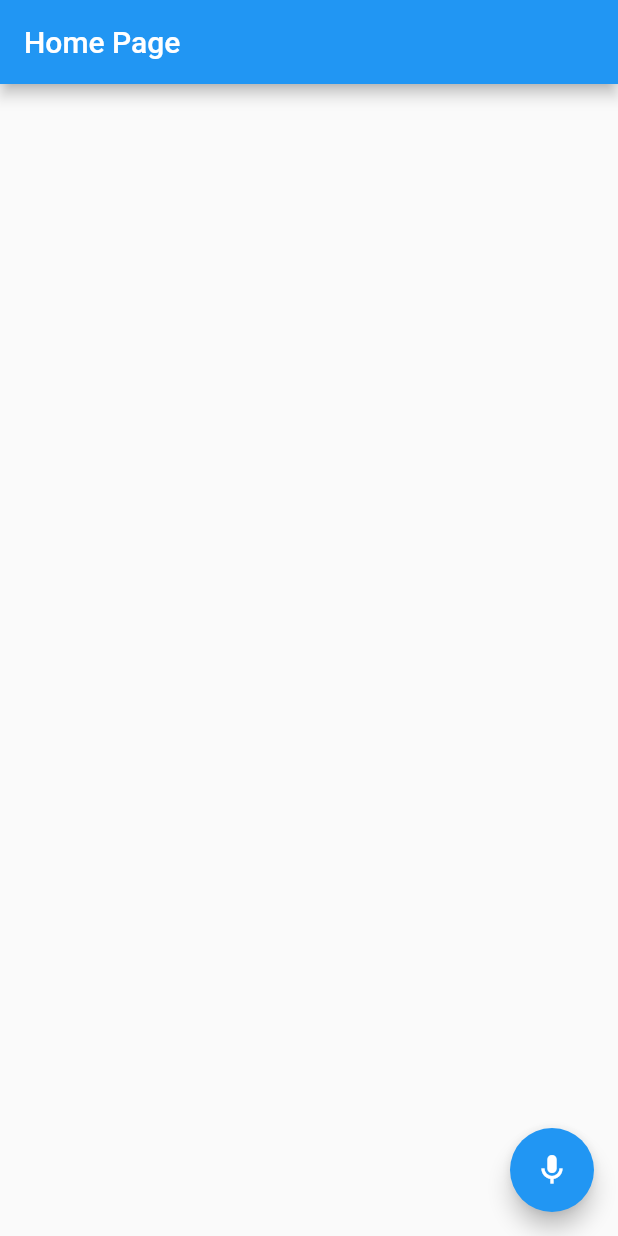
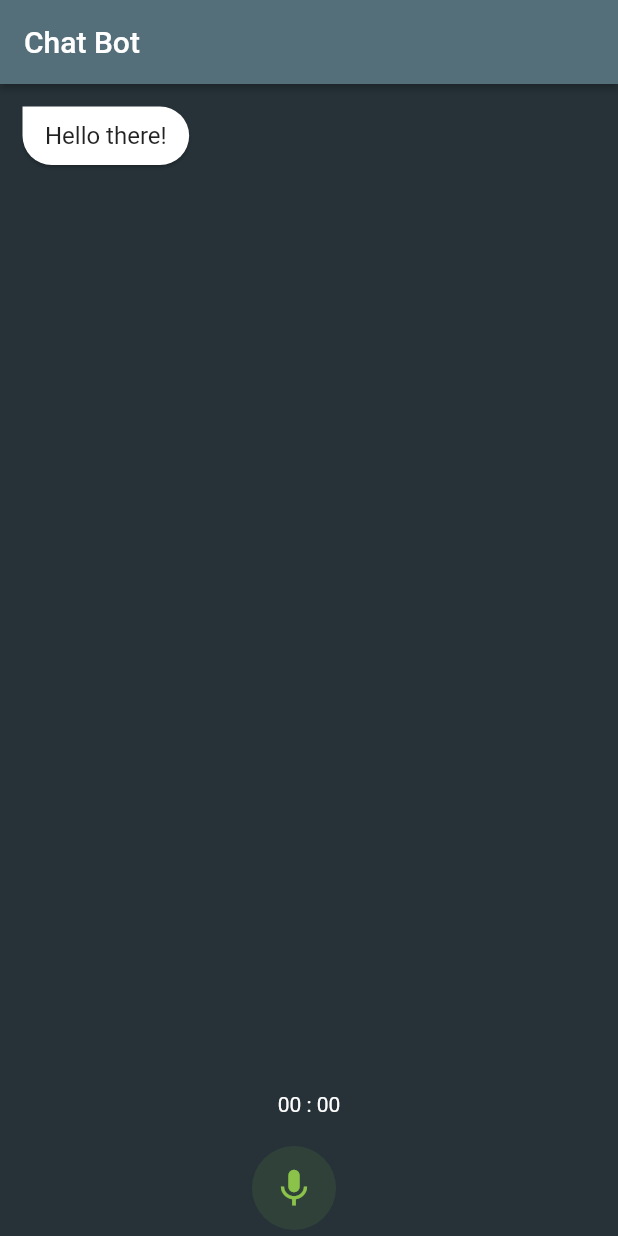
Before and after one commit to suvakanta1808/vrecorder, a Flutter app: the screen it shows after launch, on a phone screen of 412 x 824 dp. Run offline on Flutter 3.47's test engine with Material 2 defaults, Android fonts, the phone set to English and light mode, and no system bars; our stand-ins replace permission_handler; missing offline and left inert: audio_session, flutter_sound, record; statements that could not run were skipped.

Commit message:
add UI elements

```diff
--- a/lib/audio_recorder.dart
+++ b/lib/audio_recorder.dart
@@ -4,6 +4,8 @@ import 'dart:io';
 import 'package:flutter/foundation.dart';
 import 'package:flutter/material.dart';
 import 'package:record/record.dart';
+import 'package:vrecorder/message.dart';
+import './dummy_messages.dart';
 
 class AudioRecorder extends StatefulWidget {
   const AudioRecorder({Key? key}) : super(key: key);
@@ -20,6 +22,7 @@ class _AudioRecorderState extends State<AudioRecorder> {
   RecordState _recordState = RecordState.stop;
   StreamSubscription<Amplitude>? _amplitudeSub;
   Amplitude? _amplitude;
+  String? _filename;
 
   @override
   void initState() {
@@ -49,7 +52,11 @@ class _AudioRecorderState extends State<AudioRecorder> {
         // final isRecording = await _audioRecorder.isRecording();
 
         var timestamp = DateTime.now().toIso8601String();
-        var audioPath = '/storage/emulated/0/vrecorder/$timestamp.txt';
+        setState(() {
+          _filename = timestamp;
+          messages.add(Message(message: 'Recording started!', sender: 'Bot'));
+        });
+        var audioPath = '/storage/emulated/0/vrecorder/$timestamp.wav';
 
         Directory directory = Directory('/storage/emulated/0/vrecorder');
         if (!directory.existsSync()) {
@@ -74,6 +81,10 @@ class _AudioRecorderState extends State<AudioRecorder> {
 
     final path = await _audioRecorder.stop();
 
+    setState(() {
+      messages.add(Message(message: '$_filename.wav', sender: 'Me'));
+    });
+
     // if (path != null) {
     //   widget.onStop(path);
     // }
@@ -89,30 +100,37 @@ class _AudioRecorderState extends State<AudioRecorder> {
     await _audioRecorder.resume();
   }
 
+  void sendBotReply() {
+    Future.delayed(const Duration(milliseconds: 500), () {
+      setState(() {
+        messages.add(Message(
+            message: 'Please wait! Processing your request.', sender: 'bot'));
+      });
+      sendBotReply();
+    });
+  }
+
   @override
   Widget build(BuildContext context) {
-    return MaterialApp(
-      home: Scaffold(
-        body: Column(
+    return SizedBox(
+      height: 100,
+      width: MediaQuery.of(context).size.width,
+      child: Column(
         mainAxisAlignment: MainAxisAlignment.center,
         children: [
+          _buildTimer(),
+          const SizedBox(height: 20),
           Row(
             mainAxisAlignment: MainAxisAlignment.center,
             children: <Widget>[
               _buildRecordStopControl(),
               const SizedBox(width: 20),
               _buildPauseResumeControl(),
-                const SizedBox(width: 20),
-                _buildText(),
+              // const SizedBox(width: 20),
+              // _buildText(),
             ],
           ),
-            if (_amplitude != null) ...[
-              const SizedBox(height: 40),
-              Text('Current: ${_amplitude?.current ?? 0.0}'),
-              Text('Max: ${_amplitude?.max ?? 0.0}'),
         ],
-          ],
-        ),
       ),
     );
   }
@@ -182,21 +200,14 @@ class _AudioRecorderState extends State<AudioRecorder> {
     );
   }
 
-  Widget _buildText() {
-    if (_recordState != RecordState.stop) {
-      return _buildTimer();
-    }
-
-    return const Text("Waiting to record");
-  }
-
   Widget _buildTimer() {
     final String minutes = _formatNumber(_recordDuration ~/ 60);
     final String seconds = _formatNumber(_recordDuration % 60);
 
     return Text(
       '$minutes : $seconds',
-      style: const TextStyle(color: Colors.red),
+      textAlign: TextAlign.center,
+      style: const TextStyle(color: Colors.white),
     );
   }
 
--- /dev/null
+++ b/lib/dummy_messages.dart
@@ -0,0 +1,6 @@
+import 'package:vrecorder/message.dart';
+
+List<Message> messages = [
+  // Message(message: 'Hello', sender: 'Me'),
+  Message(message: 'Hello there!', sender: 'bot'),
+];
--- a/lib/home_page.dart
+++ b/lib/home_page.dart
@@ -2,7 +2,12 @@ import 'dart:io' as io;
 
 import 'package:flutter/material.dart';
 import 'package:permission_handler/permission_handler.dart';
-import 'package:vrecorder/sound_recorder.dart';
+import 'package:vrecorder/audio_recorder.dart';
+import 'package:vrecorder/own_message_card.dart';
+import 'package:vrecorder/reply_card.dart';
+import './dummy_messages.dart';
+
+import 'message.dart';
 
 class HomePage extends StatefulWidget {
   const HomePage({super.key});
@@ -15,6 +20,10 @@ class _HomePageState extends State<HomePage> {
   //Declare Globaly
   String? directory;
   List<io.FileSystemEntity> files = [];
+  final _isRecorderOn = false;
+
+  final TextEditingController _controller = TextEditingController();
+  final ScrollController _scrollController = ScrollController();
 
   @override
   void initState() {
@@ -38,27 +47,112 @@ class _HomePageState extends State<HomePage> {
     });
   }
 
+  void sendBotReply() {
+    _scrollController.animateTo(
+      _scrollController.position.maxScrollExtent,
+      duration: const Duration(milliseconds: 300),
+      curve: Curves.easeOut,
+    );
+    Future.delayed(const Duration(milliseconds: 500), () {
+      setState(() {
+        messages.add(Message(
+            message: 'Please wait! Processing your request.', sender: 'bot'));
+      });
+      _scrollController.animateTo(
+        _scrollController.position.maxScrollExtent,
+        duration: const Duration(milliseconds: 300),
+        curve: Curves.easeOut,
+      );
+    });
+  }
+
   @override
   Widget build(BuildContext context) {
     return Scaffold(
       appBar: AppBar(
-        title: const Text('Home Page'),
-      ),
-      body: ListView.builder(
-        itemCount: files.length,
-        itemBuilder: (ctx, i) => ListTile(
-          title: Text(files[i].path),
+        elevation: 2,
+        backgroundColor: Colors.blueGrey.shade600,
+        title: const Text(
+          'Chat Bot',
+          style: TextStyle(color: Colors.white),
         ),
       ),
-      floatingActionButton: FloatingActionButton(
-        onPressed: () {
-          Navigator.push(context, MaterialPageRoute(builder: (c) {
-            return RecordToStreamExample();
-          }));
-        },
-        tooltip: 'Record',
-        child: const Icon(Icons.mic_sharp),
+      backgroundColor: Colors.blueGrey.shade900,
+      body: Container(
+        height: MediaQuery.of(context).size.height,
+        width: MediaQuery.of(context).size.width,
+        padding: const EdgeInsets.only(top: 10),
+        child: WillPopScope(
+          onWillPop: () async => false,
+          child: Column(
+            children: [
+              Expanded(
+                // height: MediaQuery.of(context).size.height - 150,
+                child: ListView.builder(
+                  shrinkWrap: true,
+                  controller: _scrollController,
+                  itemCount: messages.length,
+                  itemBuilder: (context, index) {
+                    if (index == messages.length) {
+                      return Container(
+                        height: 70,
+                      );
+                    }
+                    if (messages[index].sender == "Me") {
+                      return OwnMessageCard();
+                    } else {
+                      return ReplyCard(
+                        message: messages[index].message,
+                      );
+                    }
+                  },
+                ),
+              ),
+              SizedBox(
+                // height: 150,
+                // width: MediaQuery.of(context).size.width,
+                child: Row(
+                  mainAxisAlignment: MainAxisAlignment.center,
+                  children: const [AudioRecorder()],
+                ),
+              )
+            ],
+          ),
+          // onWillPop: () {
+          //   return true;
+          //   ;
+          // },
+        ),
       ),
+      // floatingActionButtonLocation: FloatingActionButtonLocation.centerFloat,
+      // floatingActionButton: FloatingActionButton(
+      //   backgroundColor: const Color(0xFF128C7E),
+      //   onPressed: () {
+      //     if (_isRecorderOn) {
+      //       setState(() {
+      //         _isRecorderOn = false;
+      //         messages.add(Message(message: 'Recording Done', sender: 'Me'));
+      //         sendBotReply();
+      //       });
+      //     } else {
+      //       setState(() {
+      //         messages
+      //             .add(Message(message: 'Recording started!', sender: 'Bot'));
+      //         _isRecorderOn = true;
+      //       });
+      //     }
+      //   },
+      //   tooltip: 'Record',
+      //   child: _isRecorderOn
+      //       ? const Icon(Icons.stop)
+      //       : const Icon(Icons.mic_sharp),
+      // ),
     );
   }
 }
+
+
+
+// Navigator.push(context, MaterialPageRoute(builder: (c) {
+//             return const AudioRecorder();
+//           }));
--- a/lib/main.dart
+++ b/lib/main.dart
@@ -24,8 +24,13 @@ class _MyAppState extends State<MyApp> {
 
   @override
   Widget build(BuildContext context) {
-    return const MaterialApp(
-      home: HomePage(),
+    return MaterialApp(
+      title: 'Flutter Demo',
+      debugShowCheckedModeBanner: false,
+      theme: ThemeData(
+        primarySwatch: Colors.lightGreen,
+      ),
+      home: const HomePage(),
     );
   }
 }
--- /dev/null
+++ b/lib/message.dart
@@ -0,0 +1,9 @@
+class Message {
+  String message;
+  String sender;
+
+  Message({
+    required this.message,
+    required this.sender,
+  });
+}
--- /dev/null
+++ b/lib/reply_card.dart
@@ -0,0 +1,48 @@
+import 'package:flutter/material.dart';
+
+class ReplyCard extends StatelessWidget {
+  const ReplyCard({
+    required this.message,
+  });
+  final String message;
+
+  @override
+  Widget build(BuildContext context) {
+    return Align(
+      alignment: Alignment.centerLeft,
+      child: ConstrainedBox(
+        constraints: BoxConstraints(
+          maxWidth: MediaQuery.of(context).size.width - 45,
+        ),
+        child: Card(
+          elevation: 1,
+          shape: const RoundedRectangleBorder(
+            borderRadius: BorderRadius.only(
+              topRight: Radius.circular(20),
+              bottomLeft: Radius.circular(20),
+              bottomRight: Radius.circular(20),
+            ),
+          ),
+          // color: Color(0xffdcf8c6),
+          margin: const EdgeInsets.symmetric(horizontal: 15, vertical: 5),
+          child: Stack(
+            children: [
+              Padding(
+                padding: const EdgeInsets.symmetric(
+                  horizontal: 15,
+                  vertical: 10,
+                ),
+                child: Text(
+                  message,
+                  style: const TextStyle(
+                    fontSize: 16,
+                  ),
+                ),
+              ),
+            ],
+          ),
+        ),
+      ),
+    );
+  }
+}
--- a/lib/sound_recorder.dart
+++ b/lib/sound_recorder.dart
@@ -16,7 +16,7 @@ import 'package:permission_handler/permission_handler.dart';
  */
 
 ///
-const int tSampleRate = 44000;
+const int tSampleRate = 16000;
 typedef _Fn = void Function();
 
 /// Example app.
@@ -93,7 +93,7 @@ class _RecordToStreamExampleState extends State<RecordToStreamExample> {
   Future<IOSink> createFile() async {
     // var tempDir = await getTemporaryDirectory();
     var timestamp = DateTime.now().toIso8601String();
-    _mPath = '/storage/emulated/0/vrecorder/$timestamp.pcm';
+    _mPath = '/storage/emulated/0/vrecorder/$timestamp.txt';
     print(_mPath);
     var outputFile = File(_mPath!);
     if (outputFile.existsSync()) {
@@ -110,6 +110,7 @@ class _RecordToStreamExampleState extends State<RecordToStreamExample> {
     var recordingDataController = StreamController<Food>();
     _mRecordingDataSubscription =
         recordingDataController.stream.listen((buffer) {
+      // debugPrint(buffer.toString());
       if (buffer is FoodData) {
         sink.add(buffer.data!);
       }
```
Also changed, not shown: lib/own_message_card.dart (added, +45 -0 lines), pubspec.lock, 5 other files. Lines whose indentation alone changed are shown as unchanged.
